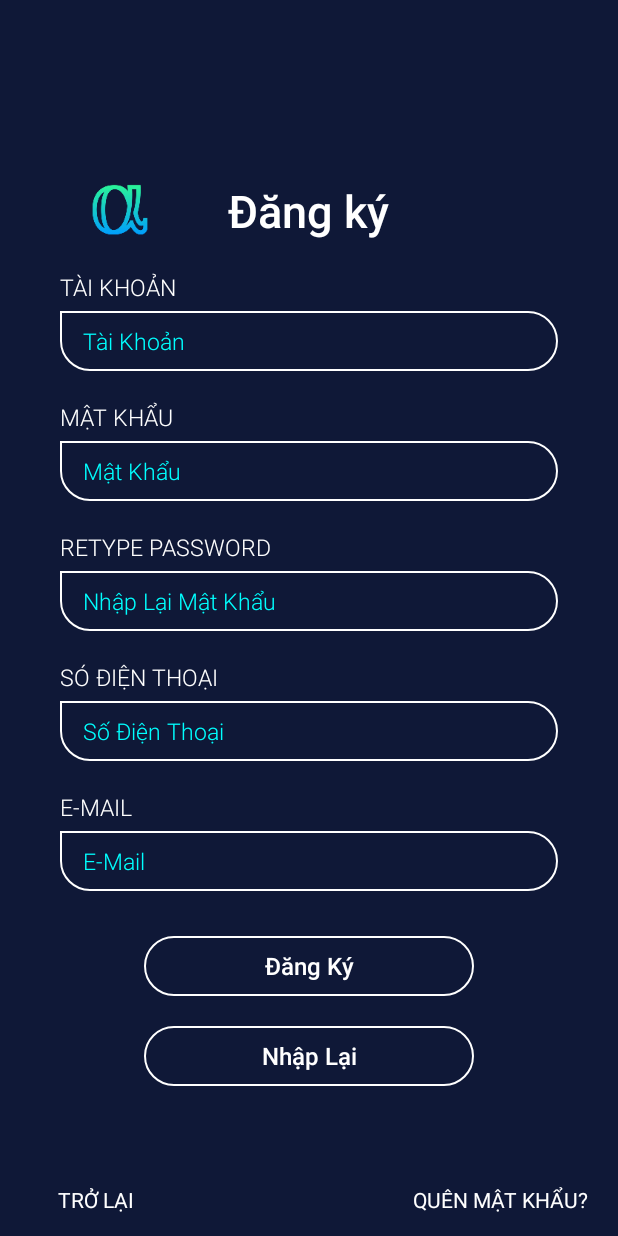
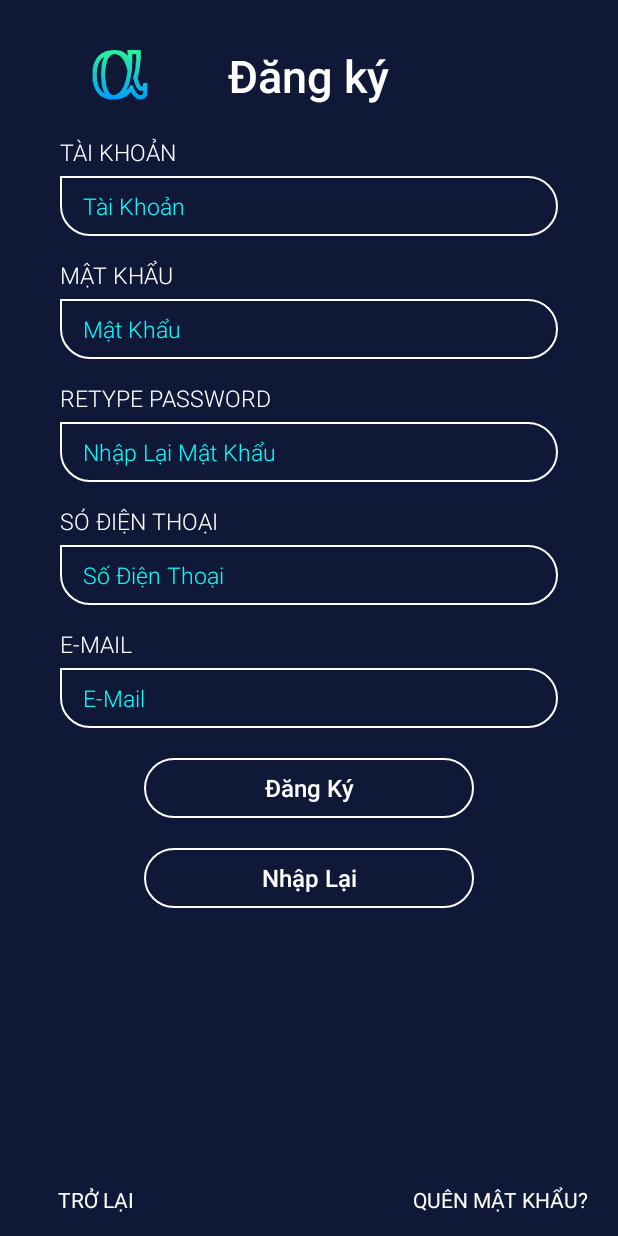
Before and after one commit to thienphuc83/AlphaCoffee, an Android app: the screen it shows after launch (RegisterActivity), after a tap on "ĐĂNG KÝ", on a phone screen of 412 x 824 dp. Run offline under Robolectric (Android 15) with nearby library versions, the phone set to English and light mode, and no system bars.

Commit message:
Thay đổi giao diện, tạo thêm giao diện register, quên mk

```diff
--- a/app/src/main/java/com/example/alphacoffee/activity/LoginActivity.java
+++ b/app/src/main/java/com/example/alphacoffee/activity/LoginActivity.java
@@ -13,9 +13,7 @@ import com.example.alphacoffee.R;
 
 public class LoginActivity extends AppCompatActivity {
     RelativeLayout rellay1, rellay2;
-    public Button btLogin;
-    public Button btRegister;
-    public Button btForgot;
+    public Button btLogin,btRegister,btForgot;
 
     Handler handler = new Handler();
     Runnable runnable = new Runnable() {
@@ -34,6 +32,7 @@ public class LoginActivity extends AppCompatActivity {
         rellay2 = (RelativeLayout) findViewById(R.id.rellay2);
 
         handler.postDelayed(runnable, 5000); //2000 is the timeout for the splash
+
         btRegister=findViewById(R.id.btregister);
         btRegister.setOnClickListener(new View.OnClickListener() {
             @Override
@@ -41,9 +40,23 @@ public class LoginActivity extends AppCompatActivity {
                 RegisterActivity();
             }
         });
+
+        btForgot=findViewById(R.id.btforgot);
+        btForgot.setOnClickListener(new View.OnClickListener() {
+            @Override
+            public void onClick(View view) {
+                ForgotActivity();
+            }
+        });
     }
     public void RegisterActivity(){
         Intent intent=new Intent(this,RegisterActivity.class);
         startActivity(intent);
     }
+    public void ForgotActivity(){
+        Intent intent=new Intent(this,ForgotActivity.class);
+        startActivity(intent);
+    }
+
+
 }
--- a/app/src/main/java/com/example/alphacoffee/activity/RegisterActivity.java
+++ b/app/src/main/java/com/example/alphacoffee/activity/RegisterActivity.java
@@ -2,15 +2,39 @@ package com.example.alphacoffee.activity;
 
 import androidx.appcompat.app.AppCompatActivity;
 
+import android.content.Intent;
 import android.os.Bundle;
+import android.view.View;
+import android.widget.Button;
 
 import com.example.alphacoffee.R;
 
 public class RegisterActivity extends AppCompatActivity {
+    public Button btBack, btForgot;
+
 
     @Override
     protected void onCreate(Bundle savedInstanceState) {
         super.onCreate(savedInstanceState);
         setContentView(R.layout.activity_register);
+
+        btBack=findViewById(R.id.btback);
+        btBack.setOnClickListener(new View.OnClickListener() {
+            @Override
+            public void onClick(View v) {
+                onBackPressed();
+            }
+        });
+        btForgot=findViewById(R.id.btforgot);
+        btForgot.setOnClickListener(new View.OnClickListener() {
+            @Override
+            public void onClick(View view) {
+                ForgotActivity();
+            }
+        });
+    }
+    public void ForgotActivity(){
+        Intent intent=new Intent(this,ForgotActivity.class);
+        startActivity(intent);
     }
 }
--- a/app/src/main/res/layout/activity_register.xml
+++ b/app/src/main/res/layout/activity_register.xml
@@ -7,11 +7,14 @@
     android:animateLayoutChanges="true"
     android:background="@color/theme"
     tools:context=".activity.RegisterActivity">
+
     <RelativeLayout
         android:layout_width="wrap_content"
         android:layout_height="wrap_content"
-        android:layout_centerInParent="true"
+        android:layout_alignParentTop="true"
+        android:layout_centerHorizontal="true"
         android:layout_marginLeft="40dp"
+        android:layout_marginTop="10dp"
         android:layout_marginRight="40dp">
 
         <ImageView
@@ -62,20 +65,20 @@
                     android:layout_marginTop="5dp"
                     android:background="@drawable/et_bg"
                     android:fontFamily="sans-serif-light"
+                    android:hint="Tài Khoản"
+                    android:inputType="text"
                     android:paddingLeft="15dp"
                     android:paddingRight="15dp"
                     android:textColor="@color/colorWhite"
-                    android:textSize="15sp"
-                    android:inputType="text"
-                    android:hint="Tài Khoản"
-                    android:textColorHint="@color/colorAqua"/>
+                    android:textColorHint="@color/colorAqua"
+                    android:textSize="15sp" />
 
             </LinearLayout>
 
             <LinearLayout
                 android:layout_width="match_parent"
                 android:layout_height="wrap_content"
-                android:layout_marginTop="20dp"
+                android:layout_marginTop="15dp"
                 android:orientation="vertical">
 
                 <TextView
@@ -93,19 +96,20 @@
                     android:layout_marginTop="5dp"
                     android:background="@drawable/et_bg"
                     android:fontFamily="sans-serif-light"
+                    android:hint="Mật Khẩu"
+                    android:inputType="textPassword"
                     android:paddingLeft="15dp"
                     android:paddingRight="15dp"
                     android:textColor="@color/colorWhite"
-                    android:textSize="15sp"
-                    android:inputType="textPassword"
-                    android:hint="Mật Khẩu"
-                    android:textColorHint="@color/colorAqua"/>
+                    android:textColorHint="@color/colorAqua"
+                    android:textSize="15sp" />
 
             </LinearLayout>
+
             <LinearLayout
                 android:layout_width="match_parent"
                 android:layout_height="wrap_content"
-                android:layout_marginTop="20dp"
+                android:layout_marginTop="15dp"
                 android:orientation="vertical">
 
                 <TextView
@@ -123,19 +127,20 @@
                     android:layout_marginTop="5dp"
                     android:background="@drawable/et_bg"
                     android:fontFamily="sans-serif-light"
+                    android:hint="Nhập Lại Mật Khẩu"
+                    android:inputType="textPassword"
                     android:paddingLeft="15dp"
                     android:paddingRight="15dp"
                     android:textColor="@color/colorWhite"
-                    android:textSize="15sp"
-                    android:inputType="textPassword"
-                    android:hint="Nhập Lại Mật Khẩu"
-                    android:textColorHint="@color/colorAqua"/>
+                    android:textColorHint="@color/colorAqua"
+                    android:textSize="15sp" />
 
             </LinearLayout>
+
             <LinearLayout
                 android:layout_width="match_parent"
                 android:layout_height="wrap_content"
-                android:layout_marginTop="20dp"
+                android:layout_marginTop="15dp"
                 android:orientation="vertical">
 
                 <TextView
@@ -145,8 +150,7 @@
                     android:text="Só Điện Thoại"
                     android:textAllCaps="true"
                     android:textColor="@color/colorWhite"
-                    android:textSize="15sp"
-                    />
+                    android:textSize="15sp" />
 
                 <EditText
                     android:layout_width="match_parent"
@@ -154,20 +158,20 @@
                     android:layout_marginTop="5dp"
                     android:background="@drawable/et_bg"
                     android:fontFamily="sans-serif-light"
+                    android:hint="Số Điện Thoại"
+                    android:inputType="phone"
                     android:paddingLeft="15dp"
                     android:paddingRight="15dp"
                     android:textColor="@color/colorWhite"
-                    android:textSize="15sp"
-                    android:inputType="phone"
-                    android:hint="Số Điện Thoại"
-                    android:textColorHint="@color/colorAqua"/>
+                    android:textColorHint="@color/colorAqua"
+                    android:textSize="15sp" />
 
             </LinearLayout>
 
             <LinearLayout
                 android:layout_width="match_parent"
                 android:layout_height="wrap_content"
-                android:layout_marginTop="20dp"
+                android:layout_marginTop="15dp"
                 android:orientation="vertical">
 
                 <TextView
@@ -177,8 +181,7 @@
                     android:text="E-Mail"
                     android:textAllCaps="true"
                     android:textColor="@color/colorWhite"
-                    android:textSize="15sp"
-                    />
+                    android:textSize="15sp" />
 
                 <EditText
                     android:layout_width="match_parent"
@@ -186,13 +189,13 @@
                     android:layout_marginTop="5dp"
                     android:background="@drawable/et_bg"
                     android:fontFamily="sans-serif-light"
+                    android:hint="E-Mail"
+                    android:inputType="textEmailAddress"
                     android:paddingLeft="15dp"
                     android:paddingRight="15dp"
                     android:textColor="@color/colorWhite"
-                    android:textSize="15sp"
-                    android:inputType="textEmailAddress"
-                    android:hint="E-Mail"
-                    android:textColorHint="@color/colorAqua"/>
+                    android:textColorHint="@color/colorAqua"
+                    android:textSize="15sp" />
 
             </LinearLayout>
 
@@ -204,7 +207,7 @@
             android:layout_height="40dp"
             android:layout_below="@+id/linlay1"
             android:layout_centerHorizontal="true"
-            android:layout_marginTop="30dp"
+            android:layout_marginTop="20dp"
             android:background="@drawable/click_btn_bg"
             android:fontFamily="sans-serif-medium"
             android:paddingLeft="70dp"
@@ -213,6 +216,7 @@
             android:textAllCaps="false"
             android:textColor="@color/colorWhite"
             android:textSize="16sp" />
+
         <Button
             android:id="@+id/Reset"
             android:layout_width="220dp"
@@ -242,6 +246,7 @@
         >
 
         <Button
+            android:id="@+id/btback"
             android:layout_width="wrap_content"
             android:layout_height="wrap_content"
             android:background="@color/transparent"
@@ -251,6 +256,7 @@
             android:textColor="@color/colorWhite" />
 
         <Button
+            android:id="@+id/btforgot"
             android:layout_width="wrap_content"
             android:layout_height="wrap_content"
             android:layout_alignParentRight="true"
```
